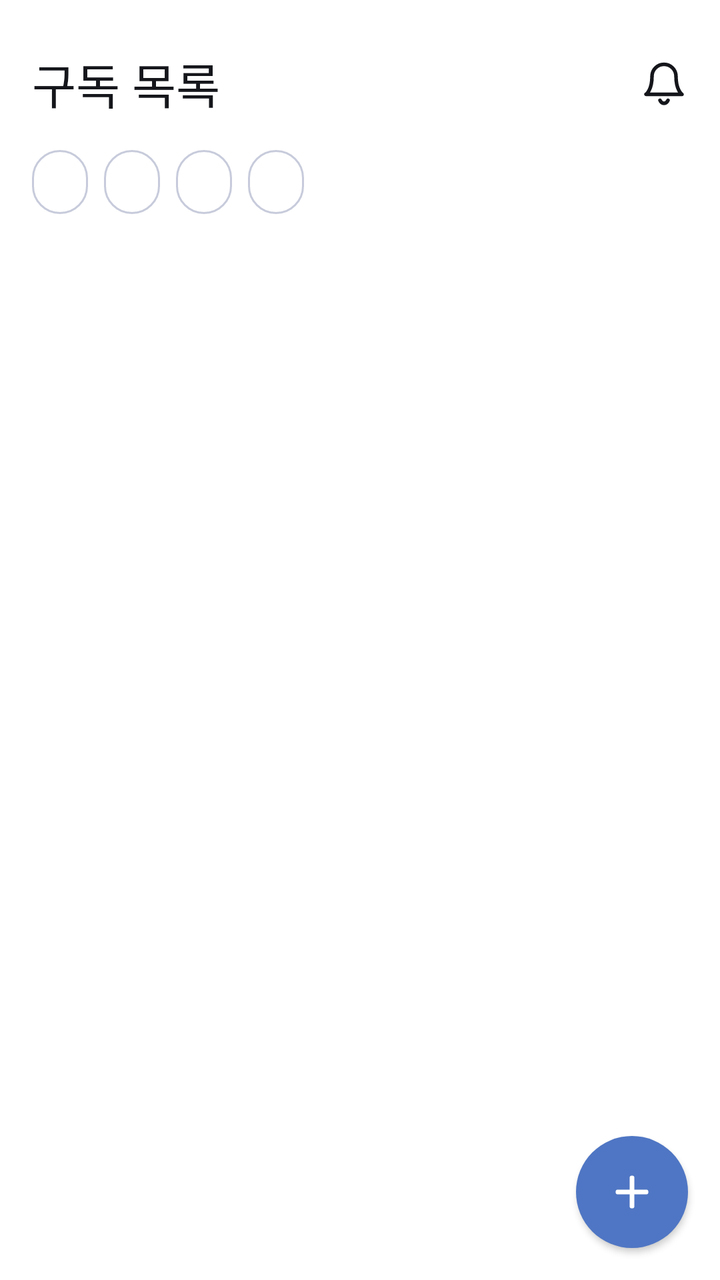
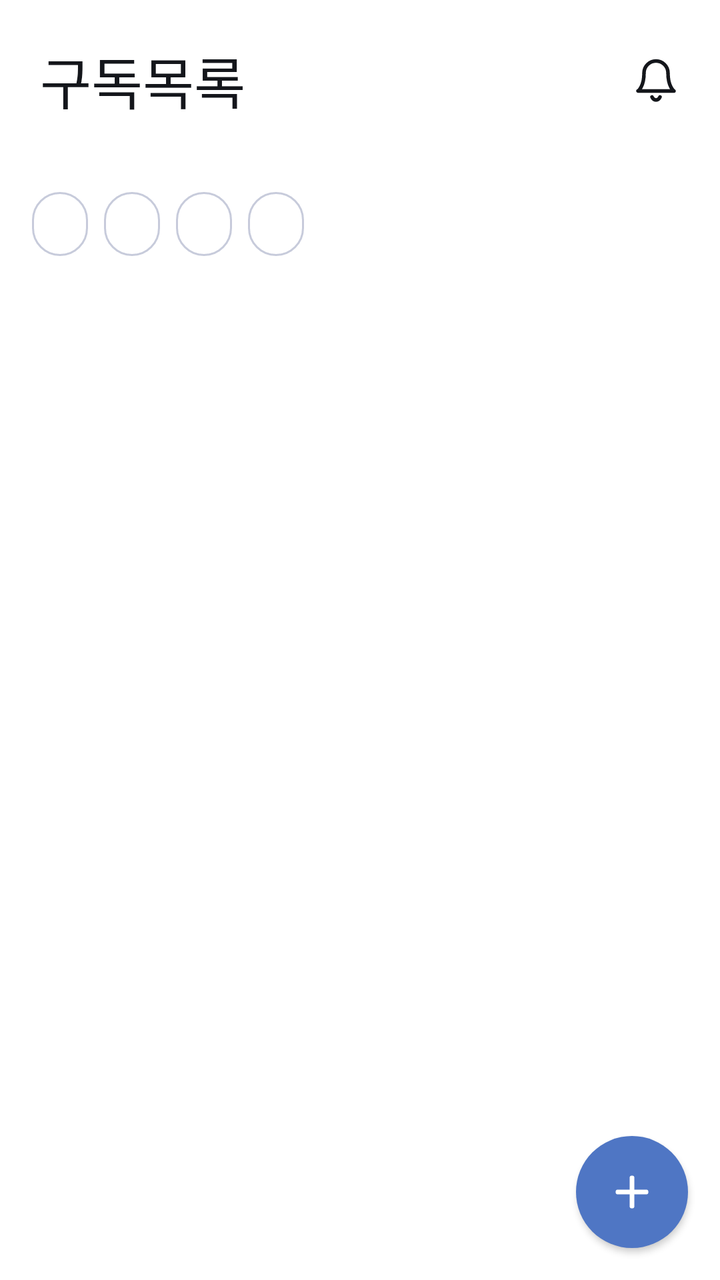

Compare the two renders of this Android layout. The source of the first and the diff that turns it into the second are given below.
<!-- AndroidManifest.xml: application theme Theme.Submate -->
<!-- res/layout/screen_subscribe_list.xml -->
<?xml version="1.0" encoding="utf-8"?>
<androidx.constraintlayout.widget.ConstraintLayout xmlns:android="http://schemas.android.com/apk/res/android"
    xmlns:app="http://schemas.android.com/apk/res-auto"
    android:layout_width="match_parent"
    android:layout_height="match_parent"
    android:background="@color/appwhite">

    
    <TextView
        android:id="@+id/tv_subscribe_title"
        style="@style/typo_title_b2"
        android:layout_width="0dp"
        android:layout_height="wrap_content"
        android:layout_marginStart="16dp"
        android:layout_marginTop="24dp"
        android:text="구독 목록"
        android:textColor="@color/appblack"
        android:textSize="24sp"
        app:layout_constraintEnd_toStartOf="@id/iv_subscribe_notification"
        app:layout_constraintStart_toStartOf="parent"
        app:layout_constraintTop_toTopOf="parent" />

    <ImageView
        android:id="@+id/iv_subscribe_notification"
        android:layout_width="40dp"
        android:layout_height="40dp"
        android:layout_marginEnd="8dp"
        android:background="?attr/selectableItemBackgroundBorderless"
        android:contentDescription="알림"
        android:padding="8dp"
        android:src="@drawable/ic_bell"
        app:layout_constraintBottom_toBottomOf="@id/tv_subscribe_title"
        app:layout_constraintEnd_toEndOf="parent"
        app:layout_constraintTop_toTopOf="@id/tv_subscribe_title" />

    
    <LinearLayout
        android:id="@+id/ll_subscribe_filter"
        android:layout_width="0dp"
        android:layout_height="wrap_content"
        android:layout_marginStart="16dp"
        android:layout_marginTop="16dp"
        android:layout_marginEnd="16dp"
        android:orientation="horizontal"
        app:layout_constraintEnd_toEndOf="parent"
        app:layout_constraintStart_toStartOf="parent"
        app:layout_constraintTop_toBottomOf="@id/tv_subscribe_title">

        <TextView
            android:id="@+id/tv_filter_all"
            style="@style/subscribe_filter_chip" />

        <TextView
            android:id="@+id/tv_filter_active"
            style="@style/subscribe_filter_chip" />

        <TextView
            android:id="@+id/tv_filter_scheduled"
            style="@style/subscribe_filter_chip" />

        <TextView
            android:id="@+id/tv_filter_canceled"
            style="@style/subscribe_filter_chip" />
    </LinearLayout>

    <TextView
        android:id="@+id/tv_subscribe_summary"
        style="@style/typo_cap_r1"
        android:layout_width="0dp"
        android:layout_height="wrap_content"
        android:layout_marginStart="16dp"
        android:layout_marginTop="16dp"
        android:layout_marginEnd="16dp"
        android:textColor="@color/gray600"
        app:layout_constraintEnd_toEndOf="parent"
        app:layout_constraintStart_toStartOf="parent"
        app:layout_constraintTop_toBottomOf="@id/ll_subscribe_filter" />

    <androidx.recyclerview.widget.RecyclerView
        android:id="@+id/rv_subscribe_list"
        android:layout_width="0dp"
        android:layout_height="0dp"
        android:layout_marginTop="8dp"
        android:clipToPadding="false"
        android:paddingStart="16dp"
        android:paddingEnd="16dp"
        android:paddingBottom="96dp"
        app:layout_constraintBottom_toBottomOf="parent"
        app:layout_constraintEnd_toEndOf="parent"
        app:layout_constraintStart_toStartOf="parent"
        app:layout_constraintTop_toBottomOf="@id/tv_subscribe_summary" />

    <TextView
        android:id="@+id/tv_subscribe_empty"
        style="@style/typo_body_r1"
        android:layout_width="wrap_content"
        android:layout_height="wrap_content"
        android:text="등록된 구독이 없어요"
        android:textColor="@color/gray500"
        android:visibility="gone"
        app:layout_constraintBottom_toBottomOf="@id/rv_subscribe_list"
        app:layout_constraintEnd_toEndOf="parent"
        app:layout_constraintStart_toStartOf="parent"
        app:layout_constraintTop_toTopOf="@id/rv_subscribe_list" />

    
    <com.google.android.material.floatingactionbutton.FloatingActionButton
        android:id="@+id/fab_subscribe_add"
        android:layout_width="wrap_content"
        android:layout_height="wrap_content"
        android:layout_margin="16dp"
        android:contentDescription="구독 추가"
        android:src="@drawable/ic_plus"
        app:backgroundTint="@color/pri700"
        app:elevation="2dp"
        app:shapeAppearanceOverlay="@style/subscribe_fab_shape"
        app:tint="@color/appwhite"
        app:layout_constraintBottom_toBottomOf="parent"
        app:layout_constraintEnd_toEndOf="parent" />
</androidx.constraintlayout.widget.ConstraintLayout>
<!-- resources referenced by this layout -->
<resources>
  <color name="appblack">#14161B</color>
  <color name="appwhite">#FFFFFF</color>
  <color name="gray500">#888C9D</color>
  <color name="gray600">#6C6F7D</color>
  <color name="pri700">#4F76C4</color>
  <!-- drawable ic_bell (drawable) -->
  <vector xmlns:android="http://schemas.android.com/apk/res/android"
      android:width="24dp"
      android:height="24dp"
      android:viewportWidth="24"
      android:viewportHeight="24">
      <path
          android:fillColor="#00000000"
          android:pathData="M18,8.5C18,5.19 15.31,2.5 12,2.5C8.69,2.5 6,5.19 6,8.5C6,15.5 3,17.5 3,17.5H21C21,17.5 18,15.5 18,8.5Z"
          android:strokeWidth="1.8"
          android:strokeColor="@color/appblack"
          android:strokeLineJoin="round" />
      <path
          android:fillColor="#00000000"
          android:pathData="M10,20.5C10.4,21.4 11.15,22 12,22C12.85,22 13.6,21.4 14,20.5"
          android:strokeWidth="1.8"
          android:strokeColor="@color/appblack"
          android:strokeLineCap="round" />
  </vector>
  <!-- drawable ic_plus (drawable) -->
  <vector xmlns:android="http://schemas.android.com/apk/res/android"
      android:width="24dp"
      android:height="24dp"
      android:viewportWidth="24"
      android:viewportHeight="24">
      <path
          android:fillColor="#00000000"
          android:pathData="M12,5V19M5,12H19"
          android:strokeWidth="2.4"
          android:strokeColor="@color/appwhite"
          android:strokeLineCap="round" />
  </vector>
  <style name="subscribe_fab_shape">
          <item name="cornerFamily">rounded</item>
          <item name="cornerSize">50%</item>
      </style>
  <style name="subscribe_filter_chip">
          <item name="android:layout_width">wrap_content</item>
          <item name="android:layout_height">@dimen/subscribe_chip_height</item>
          <item name="android:layout_marginEnd">8dp</item>
          <item name="android:paddingStart">14dp</item>
          <item name="android:paddingEnd">14dp</item>
          <item name="android:gravity">center</item>
          <item name="android:background">@drawable/bg_subscribe_chip</item>
          <item name="android:textColor">@color/subscribe_chip_text</item>
          <item name="android:fontFamily">@font/pretendard_medium</item>
          <item name="android:textSize">13sp</item>
      </style>
  <style name="typo_body_r1"><item name="android:fontFamily">@font/pretendard_regular</item><item name="android:textSize">14sp</item></style>
  <style name="typo_cap_r1"><item name="android:fontFamily">@font/pretendard_regular</item><item name="android:textSize">12sp</item></style>
  <style name="typo_title_b2"><item name="android:fontFamily">@font/pretendard_bold</item><item name="android:textSize">20sp</item></style>
  <style name="Theme.Submate" parent="Base.Theme.Submate" />
  <dimen name="subscribe_chip_height">32dp</dimen>
  <!-- drawable bg_subscribe_chip (drawable) -->
  <?xml version="1.0" encoding="utf-8"?>
  <selector xmlns:android="http://schemas.android.com/apk/res/android">
      <item android:state_selected="true">
          <shape android:shape="rectangle">
              <solid android:color="@color/pri700" />
              <corners android:radius="9999dp" />
          </shape>
      </item>
      <item>
          <shape android:shape="rectangle">
              <solid android:color="@color/appwhite" />
              <stroke android:width="1dp" android:color="@color/gray300" />
              <corners android:radius="9999dp" />
          </shape>
      </item>
  </selector>
  <style name="Base.Theme.Submate" parent="Theme.Material3.DayNight.NoActionBar">
          
          
      </style>
  <color name="gray300">#C7CBDB</color>
</resources>

<!-- the commit's change to res/layout/screen_subscribe_list.xml (unified diff, before → after) -->
@@ -5,33 +5,9 @@
     android:layout_height="match_parent"
     android:background="@color/appwhite">
 
-    
-    <TextView
-        android:id="@+id/tv_subscribe_title"
-        style="@style/typo_title_b2"
-        android:layout_width="0dp"
-        android:layout_height="wrap_content"
-        android:layout_marginStart="16dp"
-        android:layout_marginTop="24dp"
-        android:text="구독 목록"
-        android:textColor="@color/appblack"
-        android:textSize="24sp"
-        app:layout_constraintEnd_toStartOf="@id/iv_subscribe_notification"
-        app:layout_constraintStart_toStartOf="parent"
-        app:layout_constraintTop_toTopOf="parent" />
-
-    <ImageView
-        android:id="@+id/iv_subscribe_notification"
-        android:layout_width="40dp"
-        android:layout_height="40dp"
-        android:layout_marginEnd="8dp"
-        android:background="?attr/selectableItemBackgroundBorderless"
-        android:contentDescription="알림"
-        android:padding="8dp"
-        android:src="@drawable/ic_bell"
-        app:layout_constraintBottom_toBottomOf="@id/tv_subscribe_title"
-        app:layout_constraintEnd_toEndOf="parent"
-        app:layout_constraintTop_toTopOf="@id/tv_subscribe_title" />
+    <include
+        android:id="@+id/subscribe_header"
+        layout="@layout/common_header" />
 
     
     <LinearLayout
@@ -44,7 +20,7 @@
         android:orientation="horizontal"
         app:layout_constraintEnd_toEndOf="parent"
         app:layout_constraintStart_toStartOf="parent"
-        app:layout_constraintTop_toBottomOf="@id/tv_subscribe_title">
+        app:layout_constraintTop_toBottomOf="@id/subscribe_header">
 
         <TextView
             android:id="@+id/tv_filter_all"
@@ -118,3 +94,36 @@
         app:layout_constraintBottom_toBottomOf="parent"
         app:layout_constraintEnd_toEndOf="parent" />
 </androidx.constraintlayout.widget.ConstraintLayout>
+<!-- res/layout/common_header.xml (included above) -->
+<?xml version="1.0" encoding="utf-8"?>
+<androidx.constraintlayout.widget.ConstraintLayout xmlns:android="http://schemas.android.com/apk/res/android"
+    xmlns:app="http://schemas.android.com/apk/res-auto"
+    android:id="@+id/common_header"
+    android:layout_width="match_parent"
+    android:layout_height="80dp"
+    android:background="@color/appwhite">
+    <TextView
+        android:id="@+id/tv_subscribe_title"
+        style="@style/typo_title_b1"
+        android:layout_width="0dp"
+        android:layout_height="wrap_content"
+        android:layout_marginStart="20dp"
+        android:text="구독목록"
+        android:textColor="@color/appblack"
+        app:layout_constraintBottom_toBottomOf="parent"
+        app:layout_constraintEnd_toStartOf="@id/iv_subscribe_notification"
+        app:layout_constraintStart_toStartOf="parent"
+        app:layout_constraintTop_toTopOf="parent" />
+    <ImageView
+        android:id="@+id/iv_subscribe_notification"
+        android:layout_width="40dp"
+        android:layout_height="40dp"
+        android:layout_marginEnd="12dp"
+        android:background="?attr/selectableItemBackgroundBorderless"
+        android:contentDescription="알림"
+        android:padding="8dp"
+        android:src="@drawable/ic_bell"
+        app:layout_constraintBottom_toBottomOf="parent"
+        app:layout_constraintEnd_toEndOf="parent"
+        app:layout_constraintTop_toTopOf="parent" />
+</androidx.constraintlayout.widget.ConstraintLayout>
<!-- resource entries referenced after the edit -->
@@ -55,7 +55,7 @@
       </style>
   <style name="typo_body_r1"><item name="android:fontFamily">@font/pretendard_regular</item><item name="android:textSize">14sp</item></style>
   <style name="typo_cap_r1"><item name="android:fontFamily">@font/pretendard_regular</item><item name="android:textSize">12sp</item></style>
-  <style name="typo_title_b2"><item name="android:fontFamily">@font/pretendard_bold</item><item name="android:textSize">20sp</item></style>
+  <style name="typo_title_b1"><item name="android:fontFamily">@font/pretendard_bold</item><item name="android:textSize">28sp</item></style>
   <style name="Theme.Submate" parent="Base.Theme.Submate" />
   <dimen name="subscribe_chip_height">32dp</dimen>
   <!-- drawable bg_subscribe_chip (drawable) -->
